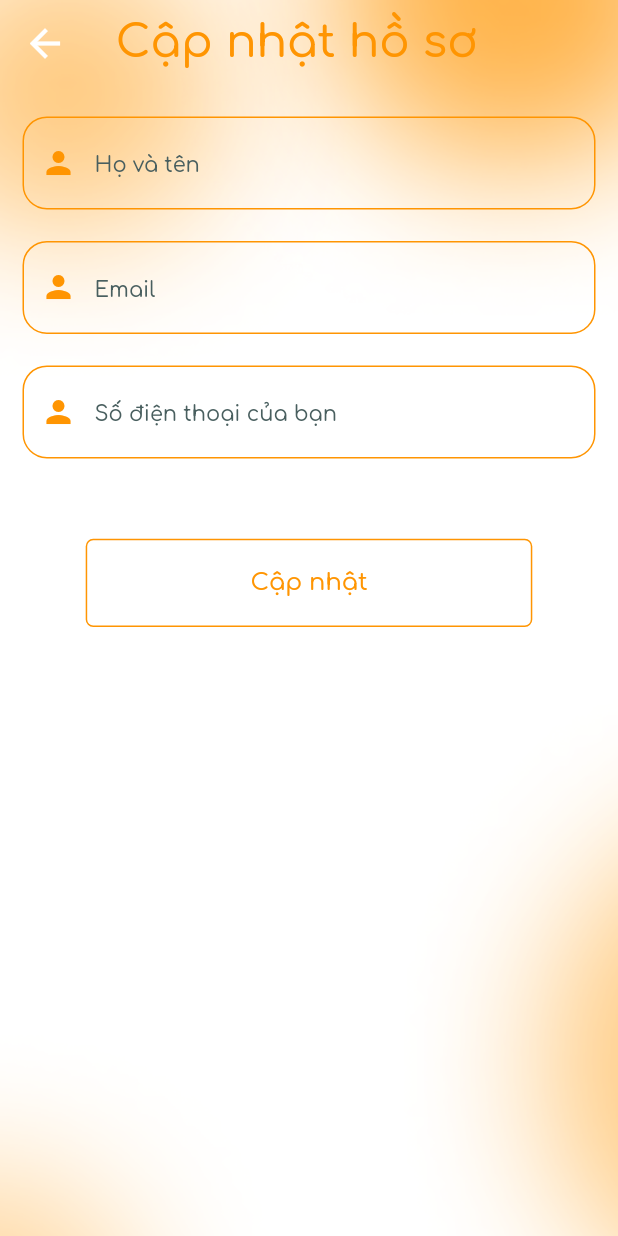
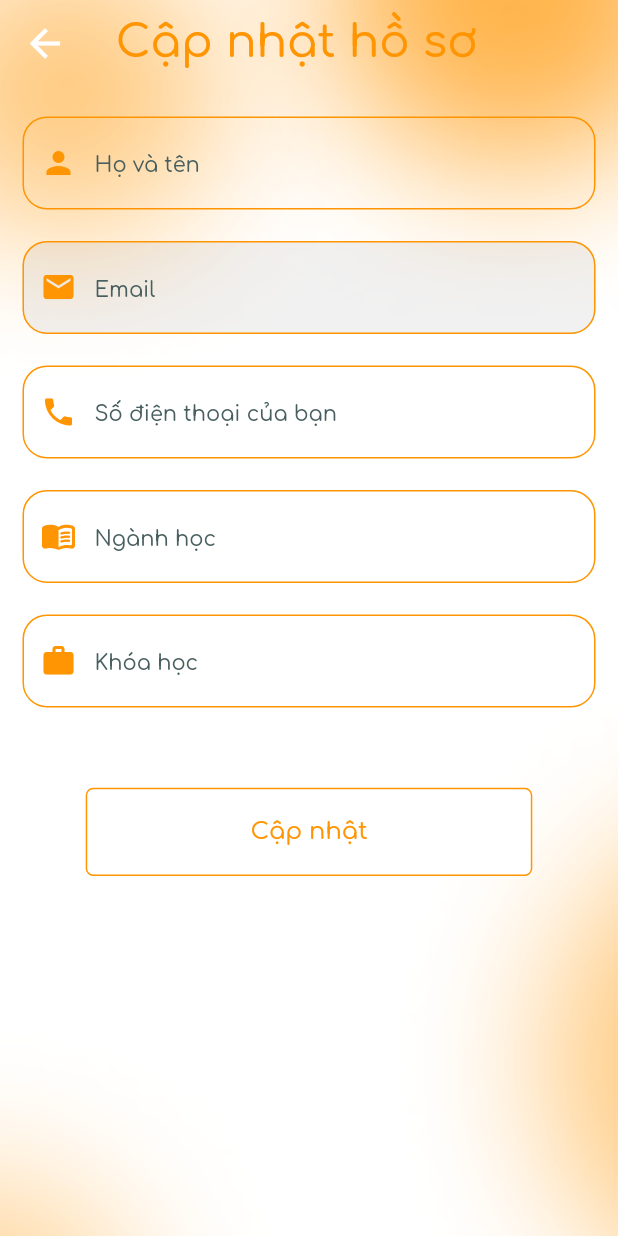
Before and after one commit to tanphuccgl/FSRE-FEvent, a Flutter app: the ProfilePage screen opened by its route, after a tap on "Sửa", on a phone screen of 412 x 824 dp. Run offline on Flutter 3.47's test engine with Material 2 defaults, Android fonts, the phone set to English and light mode, and no system bars; our stand-ins replace another_flushbar, bot_toast, dio, equatable, firebase_auth, firebase_core and 9 more; accounts and stored records are empty.

Commit message:
get and update profile

```diff
--- a/lib/src/config/constants/endpoints.dart
+++ b/lib/src/config/constants/endpoints.dart
@@ -33,4 +33,7 @@ class Endpoints {
       "$baseUrl/participants/event/$eventId/me";
 
   static const String jobs = "$baseUrl/jobs";
+
+  static const String profile = "$baseUrl/students/me";
+  static const String postProfile = "$baseUrl/students";
 }
--- a/lib/src/feature/my_user/cubit/profile_bloc.dart
+++ b/lib/src/feature/my_user/cubit/profile_bloc.dart
@@ -1,5 +1,6 @@
 import 'package:equatable/equatable.dart';
 import 'package:fevent/src/network/domain.dart';
+import 'package:fevent/src/network/model/profile.dart';
 import 'package:fevent/src/router/coordinator.dart';
 import 'package:fevent/src/services/auth_service.dart';
 import 'package:fevent/src/services/user_prefs.dart';
@@ -11,8 +12,19 @@ part 'profile_state.dart';
 
 class ProfileBloc extends Cubit<ProfileState> {
   final BuildContext context;
-  ProfileBloc(this.context) : super(const ProfileState());
+  ProfileBloc(this.context) : super(const ProfileState()) {
+    init();
+  }
   Domain get _domain => GetIt.I<Domain>();
+
+  void init() async {
+    final token = UserPrefs().getTokenUser;
+    if (token == null) return;
+    final result = await _domain.authRepository.getProfile(token);
+    if (result.isSuccess) {
+      emit(state.copyWith(profile: result.data!));
+    }
+  }
 
   Future<void> logout() async {
     await _domain.authRepository.logout();
--- /dev/null
+++ b/lib/src/feature/profile/logic/update_profile_bloc.dart
@@ -0,0 +1,71 @@
+// ignore_for_file: use_build_context_synchronously
+
+import 'package:equatable/equatable.dart';
+import 'package:fevent/src/network/domain.dart';
+import 'package:fevent/src/network/model/profile.dart';
+import 'package:fevent/src/network/model/update_profile.dart';
+import 'package:fevent/src/services/user_prefs.dart';
+import 'package:fevent/src/widgets/toast_wrapper.dart';
+import 'package:flutter/material.dart';
+import 'package:flutter_bloc/flutter_bloc.dart';
+import 'package:get_it/get_it.dart';
+
+part "update_profile_state.dart";
+
+class UpdateProfileBloc extends Cubit<UpdateProfileState> {
+  UpdateProfileBloc() : super(const UpdateProfileState()) {
+    init();
+  }
+  Domain get _domain => GetIt.I<Domain>();
+
+  void init() async {
+    final token = UserPrefs().getTokenUser;
+    if (token == null) return;
+    final result = await _domain.authRepository.getProfile(token);
+    if (result.isSuccess) {
+      emit(state.copyWith(profile: result.data!));
+      onChangedName(result.data?.name ?? "");
+      onChangedPhone(result.data?.phone ?? "");
+      onChangedMajor(result.data?.major ?? "");
+      onChangedCourse((result.data?.semester ?? "").toString());
+    }
+  }
+
+  void onChangedName(String value) {
+    emit(state.copyWith(name: value));
+  }
+
+  void onChangedPhone(String value) {
+    emit(state.copyWith(phone: value));
+  }
+
+  void onChangedMajor(String value) {
+    emit(state.copyWith(major: value));
+  }
+
+  void onChangedCourse(String value) {
+    emit(state.copyWith(course: value));
+  }
+
+  void update(BuildContext context) async {
+    final token = UserPrefs().getTokenUser;
+    if (token == null) return;
+    final result = await _domain.authRepository.updateProfile(
+      token: token,
+      dateOfBirth: "",
+      email: "",
+      gender: "",
+      major: "",
+      name: "",
+      phone: "",
+      semester: "",
+    );
+    if (result.isSuccess) {
+      Navigator.pop(context);
+      XToast.success("Thành công");
+    } else {
+      Navigator.pop(context);
+      XToast.error("Lỗi");
+    }
+  }
+}
--- /dev/null
+++ b/lib/src/feature/profile/logic/update_profile_state.dart
@@ -0,0 +1,48 @@
+// ignore_for_file: public_member_api_docs, sort_constructors_first
+part of "update_profile_bloc.dart";
+
+class UpdateProfileState extends Equatable {
+  final UpdateProfileModel? updateProfile;
+  final ProfileModel? profile;
+  final String name;
+  final String phone;
+  final String major;
+  final String course;
+
+  const UpdateProfileState({
+    this.updateProfile,
+    this.profile,
+    this.name = "",
+    this.phone = "",
+    this.major = "",
+    this.course = "",
+  });
+
+  @override
+  List<Object?> get props => [
+        updateProfile,
+        profile,
+        name,
+        phone,
+        major,
+        course,
+      ];
+
+  UpdateProfileState copyWith({
+    UpdateProfileModel? updateProfile,
+    ProfileModel? profile,
+    String? name,
+    String? phone,
+    String? major,
+    String? course,
+  }) {
+    return UpdateProfileState(
+      updateProfile: updateProfile ?? this.updateProfile,
+      profile: profile ?? this.profile,
+      name: name ?? this.name,
+      phone: phone ?? this.phone,
+      major: major ?? this.major,
+      course: course ?? this.course,
+    );
+  }
+}
--- a/lib/src/feature/profile/pages/profile_page.dart
+++ b/lib/src/feature/profile/pages/profile_page.dart
@@ -1,8 +1,10 @@
 import 'package:fevent/src/config/constants/images.dart';
+import 'package:fevent/src/feature/my_user/cubit/profile_bloc.dart';
 import 'package:fevent/src/router/coordinator.dart';
 import 'package:fevent/src/theme/colors.dart';
 import 'package:fevent/src/utils/helper/gap.dart';
 import 'package:flutter/material.dart';
+import 'package:flutter_bloc/flutter_bloc.dart';
 import 'package:flutter_screenutil/flutter_screenutil.dart';
 
 class ProfilePage extends StatelessWidget {
@@ -10,6 +12,10 @@ class ProfilePage extends StatelessWidget {
 
   @override
   Widget build(BuildContext context) {
+    return BlocProvider(
+      create: (context) => ProfileBloc(context),
+      child: BlocBuilder<ProfileBloc, ProfileState>(
+        builder: (context, state) {
           return Scaffold(
             appBar: AppBar(
                 elevation: 0,
@@ -32,14 +38,14 @@ class ProfilePage extends StatelessWidget {
                     Column(
                       crossAxisAlignment: CrossAxisAlignment.start,
                       children: [
-                  const Text("Thịnh",
-                      style: TextStyle(
+                        Text(state.profile?.name ?? "",
+                            style: const TextStyle(
                               fontSize: 25,
                               fontWeight: FontWeight.w700,
                             )),
                         GapHelper.h16,
-                  const Text("Lê Trần Đức ",
-                      style: TextStyle(
+                        Text(state.profile?.name ?? "",
+                            style: const TextStyle(
                               fontSize: 20,
                               fontWeight: FontWeight.w400,
                             ))
@@ -48,20 +54,13 @@ class ProfilePage extends StatelessWidget {
                   ],
                 ),
                 GapHelper.h70,
-          _item(
-            Icons.email,
-            "thinhtran2478@gmail.com",
-          ),
+                _item(Icons.email, state.profile?.account?.email ?? ""),
                 GapHelper.h40,
-          _item(
-            Icons.call,
-            "+84 0364035864",
-          ),
+                _item(Icons.call, state.profile?.phone ?? ""),
                 GapHelper.h40,
-          _item(
-            Icons.message,
-            "+84 0364035864",
-          ),
+                _item(Icons.work, state.profile?.major ?? ""),
+                GapHelper.h40,
+                _item(Icons.message, "Khóa ${state.profile?.semester ?? ""}"),
                 GapHelper.h70,
                 ElevatedButton(
                     onPressed: () => XCoordinator.showUpdateProfile(),
@@ -83,6 +82,9 @@ class ProfilePage extends StatelessWidget {
                             fontWeight: FontWeight.w500,
                             color: XColors.primary))),
               ],
+            ),
+          );
+        },
       ),
     );
   }
--- a/lib/src/feature/profile/pages/update_profile_page.dart
+++ b/lib/src/feature/profile/pages/update_profile_page.dart
@@ -1,8 +1,10 @@
 import 'package:fevent/src/config/constants/images.dart';
+import 'package:fevent/src/feature/profile/logic/update_profile_bloc.dart';
 import 'package:fevent/src/theme/colors.dart';
 import 'package:fevent/src/utils/helper/gap.dart';
 import 'package:fevent/src/widgets/input.dart';
 import 'package:flutter/material.dart';
+import 'package:flutter_bloc/flutter_bloc.dart';
 import 'package:flutter_screenutil/flutter_screenutil.dart';
 
 class UpdateProfilePage extends StatelessWidget {
@@ -10,6 +12,10 @@ class UpdateProfilePage extends StatelessWidget {
 
   @override
   Widget build(BuildContext context) {
+    return BlocProvider(
+      create: (context) => UpdateProfileBloc(),
+      child: BlocBuilder<UpdateProfileBloc, UpdateProfileState>(
+        builder: (context, state) {
           return Scaffold(
             body: SizedBox.expand(
               child: Stack(
@@ -56,42 +62,81 @@ class UpdateProfilePage extends StatelessWidget {
                           ),
                         ),
                         GapHelper.h32,
-                  const Padding(
-                    padding: EdgeInsets.symmetric(horizontal: 15),
+                        Padding(
+                          padding: const EdgeInsets.symmetric(horizontal: 15),
                           child: XInput(
-                      value: "",
+                            value: state.name,
+                            onChanged: (value) => context
+                                .read<UpdateProfileBloc>()
+                                .onChangedName(value),
                             hintText: "Họ và tên",
-                      prefixIcon: Icon(
+                            prefixIcon: const Icon(
                               Icons.person,
                               color: XColors.primary,
                             ),
                           ),
                         ),
-                  const Padding(
-                    padding: EdgeInsets.symmetric(horizontal: 15),
+                        Padding(
+                          padding: const EdgeInsets.symmetric(horizontal: 15),
                           child: XInput(
-                      value: "",
+                            value: state.profile?.account?.email ?? "",
                             hintText: "Email",
-                      prefixIcon: Icon(
-                        Icons.person,
+                            readOnly: true,
+                            fillColor: Colors.grey.withOpacity(0.15),
+                            filled: true,
+                            prefixIcon: const Icon(
+                              Icons.email,
                               color: XColors.primary,
                             ),
                           ),
                         ),
-                  const Padding(
-                    padding: EdgeInsets.symmetric(horizontal: 15),
+                        Padding(
+                          padding: const EdgeInsets.symmetric(horizontal: 15),
                           child: XInput(
-                      value: "",
+                            value: state.phone,
                             hintText: "Số điện thoại của bạn",
-                      prefixIcon: Icon(
-                        Icons.person,
+                            onChanged: (value) => context
+                                .read<UpdateProfileBloc>()
+                                .onChangedPhone(value),
+                            prefixIcon: const Icon(
+                              Icons.phone,
+                              color: XColors.primary,
+                            ),
+                          ),
+                        ),
+                        Padding(
+                          padding: const EdgeInsets.symmetric(horizontal: 15),
+                          child: XInput(
+                            value: state.major,
+                            onChanged: (value) => context
+                                .read<UpdateProfileBloc>()
+                                .onChangedMajor(value),
+                            hintText: "Ngành học",
+                            prefixIcon: const Icon(
+                              Icons.menu_book_rounded,
+                              color: XColors.primary,
+                            ),
+                          ),
+                        ),
+                        Padding(
+                          padding: const EdgeInsets.symmetric(horizontal: 15),
+                          child: XInput(
+                            value: state.course,
+                            onChanged: (value) => context
+                                .read<UpdateProfileBloc>()
+                                .onChangedCourse(value),
+                            hintText: "Khóa học",
+                            prefixIcon: const Icon(
+                              Icons.work,
                               color: XColors.primary,
                             ),
                           ),
                         ),
                         GapHelper.h32,
                         ElevatedButton(
-                      onPressed: () {},
+                            onPressed: () => context
+                                .read<UpdateProfileBloc>()
+                                .update(context),
                             style: ElevatedButton.styleFrom(
                               fixedSize: Size(271.w, 58.h),
                               elevation: 0,
@@ -116,5 +161,8 @@ class UpdateProfilePage extends StatelessWidget {
               ),
             ),
           );
+        },
+      ),
+    );
   }
 }
--- /dev/null
+++ b/lib/src/network/model/profile.dart
@@ -0,0 +1,104 @@
+class ProfileModel {
+  String? studentId;
+  String? name;
+  String? gender;
+  String? phone;
+  String? dateOfBirth;
+  String? major;
+  int? semester;
+  String? createdAt;
+  String? updatedAt;
+  bool? isVerified;
+  Account? account;
+
+  ProfileModel(
+      {this.studentId,
+      this.name,
+      this.gender,
+      this.phone,
+      this.dateOfBirth,
+      this.major,
+      this.semester,
+      this.createdAt,
+      this.updatedAt,
+      this.isVerified,
+      this.account});
+
+  ProfileModel.fromJson(Map<String, dynamic> json) {
+    studentId = json['studentId'];
+    name = json['name'];
+    gender = json['gender'];
+    phone = json['phone'];
+    dateOfBirth = json['dateOfBirth'];
+    major = json['major'];
+    semester = json['semester'];
+    createdAt = json['createdAt'];
+    updatedAt = json['updatedAt'];
+    isVerified = json['isVerified'];
+    account =
+        json['account'] != null ? Account.fromJson(json['account']) : null;
+  }
+
+  Map<String, dynamic> toJson() {
+    final Map<String, dynamic> data = <String, dynamic>{};
+    data['studentId'] = studentId;
+    data['name'] = name;
+    data['gender'] = gender;
+    data['phone'] = phone;
+    data['dateOfBirth'] = dateOfBirth;
+    data['major'] = major;
+    data['semester'] = semester;
+    data['createdAt'] = createdAt;
+    data['updatedAt'] = updatedAt;
+    data['isVerified'] = isVerified;
+    if (account != null) {
+      data['account'] = account!.toJson();
+    }
+    return data;
+  }
+}
+
+class Account {
+  String? accountId;
+  String? email;
+  String? password;
+  String? role;
+  String? status;
+  String? googleId;
+  String? createdAt;
+  String? deviceId;
+
+  Account(
+      {this.accountId,
+      this.email,
+      this.password,
+      this.role,
+      this.status,
+      this.googleId,
+      this.createdAt,
+      this.deviceId});
+
+  Account.fromJson(Map<String, dynamic> json) {
+    accountId = json['accountId'];
+    email = json['email'];
+    password = json['password'];
+    role = json['role'];
+    status = json['status'];
+    googleId = json['googleId'];
+    createdAt = json['createdAt'];
+    deviceId = json['deviceId'];
+  }
+
+  Map<String, dynamic> toJson() {
+    final Map<String, dynamic> data = <String, dynamic>{};
+    data['accountId'] = accountId;
+    data['email'] = email;
+    data['password'] = password;
+    data['role'] = role;
+    data['status'] = status;
+    data['googleId'] = googleId;
+    data['createdAt'] = createdAt;
+    data['deviceId'] = deviceId;
+    return data;
+  }
+}
```
Also changed, not shown: lib/src/feature/my_user/cubit/profile_state.dart (+13 -3 lines), lib/src/feature/my_user/pages/my_user_page.dart (+4 -4 lines), lib/src/feature/wallet/logic/wallet_bloc.dart (+4 -4 lines), lib/src/network/model/update_profile.dart (added, +135 -0 lines), lib/src/network/repositories/authentication/auth_repository.dart (+15 -0 lines), lib/src/network/repositories/authentication/auth_repository_impl.dart (+66 -0 lines). Lines whose indentation alone changed are shown as unchanged.
